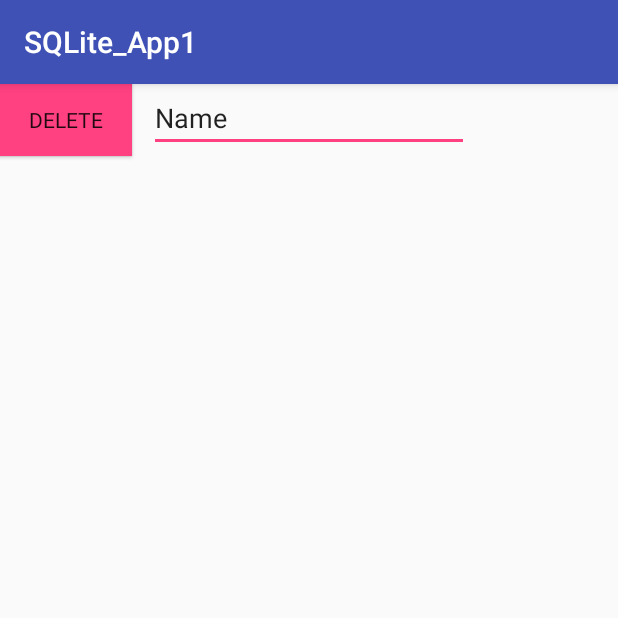
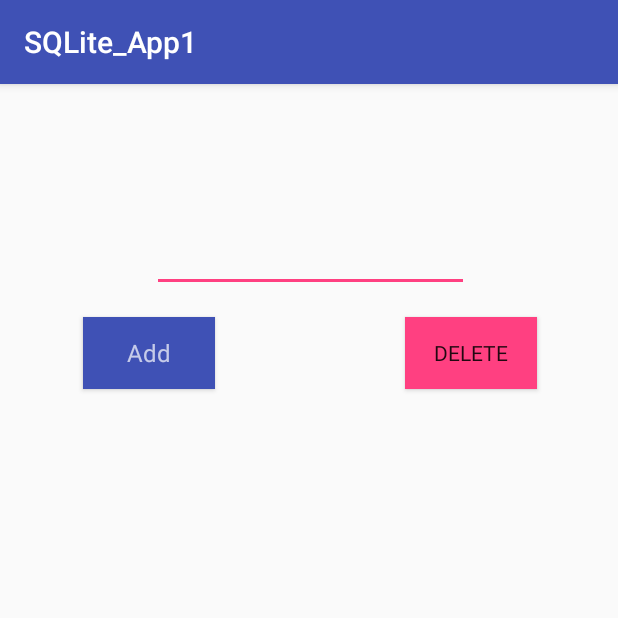
Before and after one commit to afdhalrashid/sqlite_demo, an Android app: the screen it shows after launch (MainActivity), on a phone screen of 412 x 824 dp, the top half of it. Run offline under Robolectric (Android 15) with nearby library versions, the phone set to English and light mode, and no system bars.

Commit message:
Demo complete test. OK!

```diff
--- /dev/null
+++ b/SQLite_App1/app/src/main/java/com/example/tir_afdhal/sqlite_app1/DBHandler.java
@@ -0,0 +1,79 @@
+package com.example.tir_afdhal.sqlite_app1;
+
+import android.content.ContentValues;
+import android.content.Context;
+import android.database.Cursor;
+import android.database.sqlite.SQLiteDatabase;
+import android.database.sqlite.SQLiteOpenHelper;
+
+/**
+ * Created by afdhal on 23/4/2017.
+ */
+
+public class DBHandler extends SQLiteOpenHelper{
+
+    private static final int DATABASE_VERSION = 1;
+    private static final String DATABASE_NAME = "products.db";
+    public static final String TABLE_NAME = "products";
+    public static final String COLUMN_ID = "product_id";
+    public static final String COLUMN_PRODUCTNAME = "product_name";
+    public static final String COLUMN_PRODUCTCOLOR = "product_colour";
+
+    public DBHandler(Context context, String name, SQLiteDatabase.CursorFactory factory, int version) {
+        super(context, DATABASE_NAME, factory, version);
+    }
+
+
+    @Override
+    public void onCreate(SQLiteDatabase db) {
+        String query = "CREATE TABLE " + TABLE_NAME +
+                "(" + COLUMN_ID + " INTEGER PRIMARY KEY AUTOINCREMENT, "
+                + COLUMN_PRODUCTNAME + " TEXT, "
+                + COLUMN_PRODUCTCOLOR + " INTEGER);";
+
+        db.execSQL(query);
+    }
+
+    @Override
+    public void onUpgrade(SQLiteDatabase db, int oldVersion, int newVersion) {
+        db.execSQL("DROP TABLE IF EXISTS " + TABLE_NAME + ";");
+        onCreate(db);
+    }
+
+    //Youtube (https://www.youtube.com/watch?v=GAyvtK4cWLA)
+    //Add new row
+    public void addProduct(Products prod){
+        ContentValues values = new ContentValues();
+        values.put(COLUMN_PRODUCTNAME , prod.getProduct_name());
+        values.put(COLUMN_PRODUCTCOLOR , prod.getProduct_colour());
+        SQLiteDatabase db = getWritableDatabase();
+        db.insert(TABLE_NAME, null, values);
+        db.close();
+    }
+
+    //Youtube (https://www.youtube.com/watch?v=GAyvtK4cWLA)
+    //delete row
+    public void deleteProduct(String prodName){
+        SQLiteDatabase db = getWritableDatabase();
+        db.execSQL("DELETE FROM " + TABLE_NAME + " WHERE " + COLUMN_PRODUCTNAME + " =\"" + prodName + "\"");//escape with \
+    }
+
+    //Print out database as string
+    public String databaseToString(){
+        String dbString = "";
+        SQLiteDatabase db = getWritableDatabase();
+        String query = "SELECT * FROM " + TABLE_NAME + "" ;
+
+        Cursor c = db.rawQuery(query,null);
+        c.moveToFirst();
+
+        while (c.moveToNext()){//means the cursor loop for all row
+            if(c.getString(c.getColumnIndex(COLUMN_ID)) != null){
+                dbString += c.getString(1);
+                dbString += "-";
+            }
+        }
+        db.close();
+        return dbString;
+    }
+}
--- a/SQLite_App1/app/src/main/java/com/example/tir_afdhal/sqlite_app1/MainActivity.java
+++ b/SQLite_App1/app/src/main/java/com/example/tir_afdhal/sqlite_app1/MainActivity.java
@@ -2,12 +2,73 @@ package com.example.tir_afdhal.sqlite_app1;
 
 import android.support.v7.app.AppCompatActivity;
 import android.os.Bundle;
+import android.view.Menu;
+import android.view.MenuItem;
+import android.view.View;
+import android.widget.Button;
+import android.widget.EditText;
+import android.widget.TextView;
+
+import static android.view.View.*;
 
 public class MainActivity extends AppCompatActivity {
+
+    EditText editText;
+    TextView textView;
+//    EditText editText = (EditText) findViewById(R.id.editText);
+//    TextView textView = (TextView) findViewById(R.id.textView);
+    DBHandler dbHandler;
 
     @Override
     protected void onCreate(Bundle savedInstanceState) {
         super.onCreate(savedInstanceState);
         setContentView(R.layout.activity_main);
+        editText = (EditText) findViewById(R.id.editText);
+        textView = (TextView) findViewById(R.id.textView);
+        dbHandler = new DBHandler(this, null, null, 1);
+
+        final Button addButt = (Button) findViewById(R.id.button_add);
+        final Button delButt = (Button) findViewById(R.id.button_delete);
+        printDB();
+
+        addButt.setOnClickListener(new OnClickListener() {
+            @Override
+            public void onClick(View v) {
+                Products prod = new Products(editText.getText().toString(),1);
+                dbHandler.addProduct(prod);
+                printDB();
+            }
+        });
+
+        delButt.setOnClickListener(new OnClickListener() {
+            @Override
+            public void onClick(View v) {
+                String prodName = editText.getText().toString();
+                dbHandler.deleteProduct(prodName);
+                printDB();
+            }
+        });
+
     }
+
+//    public void addButton_Click(){
+//        Products prod = new Products(textView.getText().toString(),1);
+//        dbHandler.addProduct(prod);
+//        printDB();
+//    }
+//
+//    public void deleteButton_Click(){
+//        String prodName = editText.getText().toString();
+//        dbHandler.deleteProduct(prodName);
+//        printDB();
+//    }
+
+    public void printDB(){
+        String dbString = dbHandler.databaseToString();
+        textView.setText(dbString);
+        editText.setText("");
+    }
+
+
+
 }
--- a/SQLite_App1/app/src/main/java/com/example/tir_afdhal/sqlite_app1/Products.java
+++ b/SQLite_App1/app/src/main/java/com/example/tir_afdhal/sqlite_app1/Products.java
@@ -31,6 +31,7 @@ public class Products {
     }
 
     public void setProduct_colour(int product_colour) {
+
         this.product_colour = product_colour;
     }
 
@@ -40,6 +41,11 @@ public class Products {
         this.product_colour = product_colour;
     }
 
+    public Products(String product_name, int product_colour) {
+        this.product_name = product_name;
+        this.product_colour = product_colour;
+    }
+
     public Products() {
     }
 }
--- a/SQLite_App1/app/src/main/res/layout/activity_main.xml
+++ b/SQLite_App1/app/src/main/res/layout/activity_main.xml
@@ -4,7 +4,9 @@
     xmlns:tools="http://schemas.android.com/tools"
     android:layout_width="match_parent"
     android:layout_height="match_parent"
-    tools:context="com.example.tir_afdhal.sqlite_app1.MainActivity">
+    tools:context="com.example.tir_afdhal.sqlite_app1.MainActivity"
+    tools:layout_editor_absoluteY="81dp"
+    tools:layout_editor_absoluteX="0dp">
 
     <Button
         android:id="@+id/button_add"
@@ -16,8 +18,10 @@
         android:text="Add"
         android:textAppearance="@android:style/TextAppearance"
         android:textColor="?android:attr/textColorSecondaryInverse"
-        tools:layout_editor_absoluteX="85dp"
-        tools:layout_editor_absoluteY="133dp" />
+        android:layout_marginLeft="55dp"
+        app:layout_constraintLeft_toLeftOf="parent"
+        app:layout_constraintTop_toTopOf="parent"
+        android:layout_marginTop="155dp" />
 
     <Button
         android:id="@+id/button_delete"
@@ -27,20 +31,37 @@
         android:fontFamily="sans-serif"
         android:onClick="deleteButton_Click"
         android:text="Delete"
-        tools:layout_editor_absoluteX="212dp"
-        tools:layout_editor_absoluteY="133dp" />
+        app:layout_constraintTop_toTopOf="parent"
+        android:layout_marginTop="155dp"
+        android:layout_marginRight="54dp"
+        app:layout_constraintRight_toRightOf="parent" />
 
     <EditText
         android:id="@+id/editText"
-        android:layout_width="wrap_content"
-        android:layout_height="wrap_content"
+        android:layout_width="211dp"
+        android:layout_height="39dp"
         android:ems="10"
         android:inputType="textPersonName"
-        android:text="Name"
-        tools:layout_editor_absoluteY="48dp"
-        android:layout_marginRight="8dp"
+        app:layout_constraintLeft_toLeftOf="parent"
         app:layout_constraintRight_toRightOf="parent"
-        android:layout_marginLeft="8dp"
-        app:layout_constraintLeft_toLeftOf="parent" />
+        app:layout_constraintTop_toTopOf="parent"
+        android:layout_marginTop="99dp"
+        app:layout_constraintHorizontal_bias="0.504" />
+
+    <TextView
+        android:id="@+id/textView"
+        android:layout_width="137dp"
+        android:layout_height="63dp"
+        android:layout_marginTop="84dp"
+        android:elevation="8dp"
+        android:gravity="center_vertical|center_horizontal"
+        android:text="Test"
+        android:textColor="@android:color/black"
+        android:textSize="18sp"
+        android:typeface="normal"
+        app:layout_constraintHorizontal_bias="0.502"
+        app:layout_constraintLeft_toLeftOf="parent"
+        app:layout_constraintRight_toRightOf="parent"
+        app:layout_constraintTop_toBottomOf="@+id/editText" />
 
 </android.support.constraint.ConstraintLayout>
```
